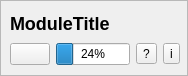
First picture: the form in src/Interface/Application/Module.ui, repository SCIInstitute/SCIRun, before the edit.
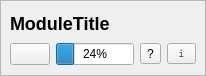
Second picture: the form after the edit. Icons and pictures are not drawn.

Commit message: Delete action added.

The edit to the form file:
```diff
--- a/src/Interface/Application/Module.ui
+++ b/src/Interface/Application/Module.ui
@@ -6,7 +6,7 @@
    <rect>
     <x>0</x>
     <y>0</y>
-    <width>188</width>
+    <width>206</width>
     <height>76</height>
    </rect>
   </property>
@@ -39,7 +39,7 @@
     <rect>
      <x>10</x>
      <y>10</y>
-     <width>170</width>
+     <width>186</width>
      <height>55</height>
     </rect>
    </property>
@@ -92,6 +92,12 @@
       </item>
       <item>
        <widget class="QToolButton" name="logButton_">
+        <property name="font">
+         <font>
+          <family>Courier</family>
+          <pointsize>8</pointsize>
+         </font>
+        </property>
         <property name="text">
          <string>i</string>
         </property>
```
The commit also changes 2 other files.
